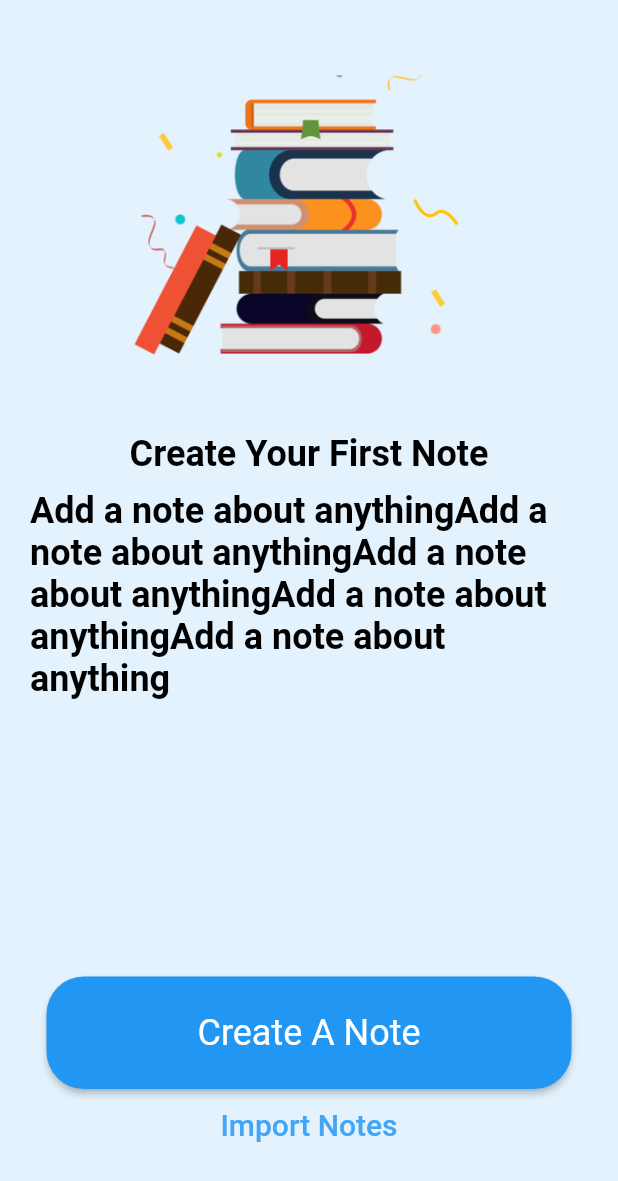
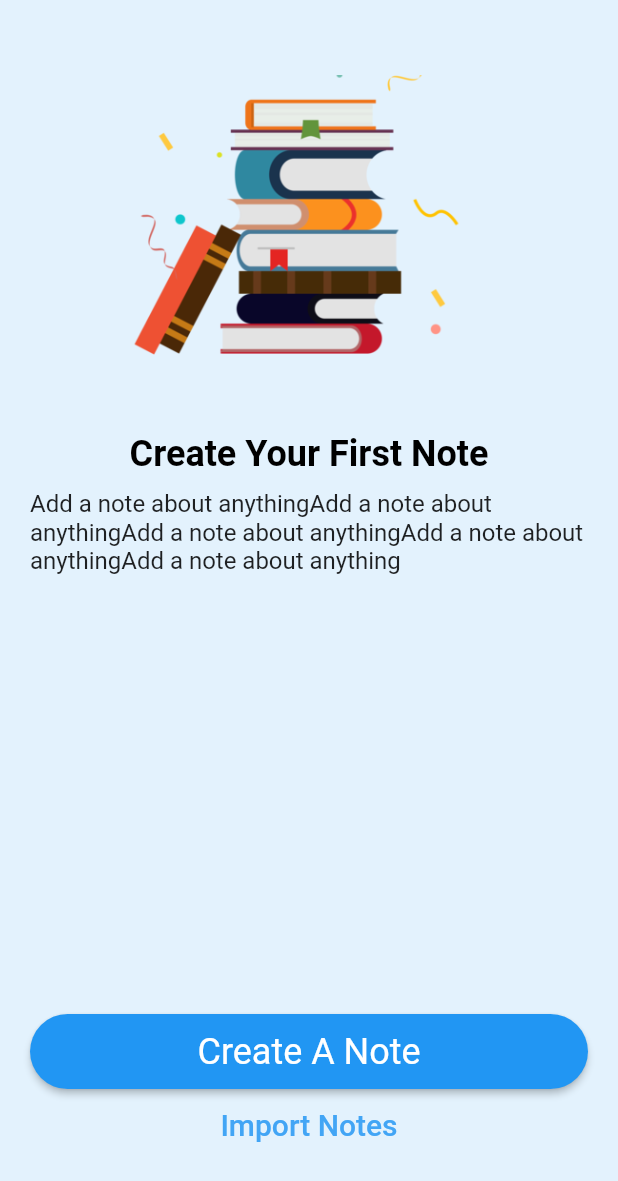
Before and after one commit to Prometya/Flutter-Ders, a Flutter app: the screen it shows after launch, on a phone screen of 412 x 824 dp. Shown: the top 1181 px of the screen. Run offline on Flutter 3.47's test engine with Material 2 defaults, Android fonts, the phone set to English and light mode, and no system bars.

Commit message:
Note Demo tekrar kendim yaptım. Sadece widget ve final ile

```diff
--- a/lib/demos/note_demo_tekrar.dart
+++ b/lib/demos/note_demo_tekrar.dart
@@ -20,26 +20,58 @@ class NoteDemoTekrar extends StatelessWidget {
               padding: ProjePadding.vertical,
               child: BaslikMetin(metinBaslik: metinBaslik),
             ),
-            BaslikMetin(
-              metinBaslik: metinAciklama, // boyut küçült ve koyuluk iptal et
-            ),
+            metinAciklamaWidget(metinAciklama: metinAciklama),
             Spacer(),
             ProjeButton(elevatedButtonMetin: elevatedButtonMetin),
             TextButton(
                 onPressed: () {},
-                child: Text(
-                  importMetin,
-                  style: Theme.of(context)
-                      .textTheme
-                      .headline6
-                      ?.copyWith(color: Colors.blue[400]),
-                )),
+                child: ImportButtonText(importMetin: importMetin)),
             SizedBox(
               height: 50,
             )
           ],
         ),
       ),
+    );
+  }
+}
+
+class metinAciklamaWidget extends StatelessWidget {
+  const metinAciklamaWidget({
+    Key? key,
+    required this.metinAciklama,
+  }) : super(key: key);
+
+  final String metinAciklama;
+
+  @override
+  Widget build(BuildContext context) {
+    return Text(
+      metinAciklama,
+      style: Theme.of(context)
+          .textTheme
+          .subtitle1
+          ?.copyWith(color: Colors.black87),
+    );
+  }
+}
+
+class ImportButtonText extends StatelessWidget {
+  const ImportButtonText({
+    Key? key,
+    required this.importMetin,
+  }) : super(key: key);
+
+  final String importMetin;
+
+  @override
+  Widget build(BuildContext context) {
+    return Text(
+      importMetin,
+      style: Theme.of(context)
+          .textTheme
+          .headline6
+          ?.copyWith(color: Colors.blue[400]),
     );
   }
 }
@@ -54,21 +86,21 @@ class ProjeButton extends StatelessWidget {
 
   @override
   Widget build(BuildContext context) {
-    return Container(
-      width: 350,
-      height: 75,
+    return SizedBox(
+      height: ButtonHeights.buttonNormalHeight,
       child: ElevatedButton(
           onPressed: () {},
           style: ElevatedButton.styleFrom(
               shape: RoundedRectangleBorder(
-                  borderRadius: BorderRadius.circular(25))),
-          child: Text(
-            elevatedButtonMetin,
-            style: Theme.of(context)
-                .textTheme
-                .headline5
-                ?.copyWith(), // bir şey ile sarınca tam ekrana yayılıyor
-            textAlign: TextAlign.center,
+                  borderRadius: BorderRadius.circular(
+                      25))), //Burayı tekrar et oturmamış!!!
+          child: Center(
+            child: Text(
+              // Text e center verince sayfaya yayılır kaplar. Çok güzel oldu
+              elevatedButtonMetin,
+              style: Theme.of(context).textTheme.headline5?.copyWith(),
+              textAlign: TextAlign.center,
+            ),
           )),
     );
   }
@@ -98,3 +130,7 @@ class BaslikMetin extends StatelessWidget {
     );
   }
 }
+
+class ButtonHeights {
+  static const double buttonNormalHeight = 50;
+}
```
